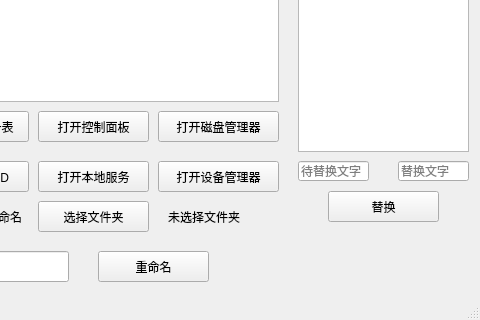
This is miniTool/tool.ui in JianKang-Li/playground as Qt 5 draws it before an edit; both pictures show x 102 to 582 and y 99 to 419 of the 582 by 419 pixel window. The edited form follows.
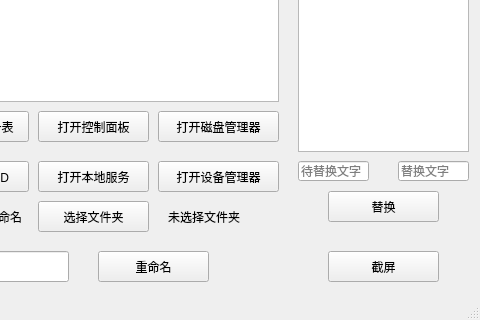
This is the edited form.

Commit message: 增加系统截图

What changed in the file:
```diff
--- a/miniTool/tool.ui
+++ b/miniTool/tool.ui
@@ -249,6 +249,19 @@
      <string>替换文字</string>
     </property>
    </widget>
+   <widget class="QPushButton" name="screenshots">
+    <property name="geometry">
+     <rect>
+      <x>430</x>
+      <y>350</y>
+      <width>111</width>
+      <height>31</height>
+     </rect>
+    </property>
+    <property name="text">
+     <string>截屏</string>
+    </property>
+   </widget>
   </widget>
   <widget class="QStatusBar" name="statusbar"/>
  </widget>
```
The commit also changes 2 other files.
